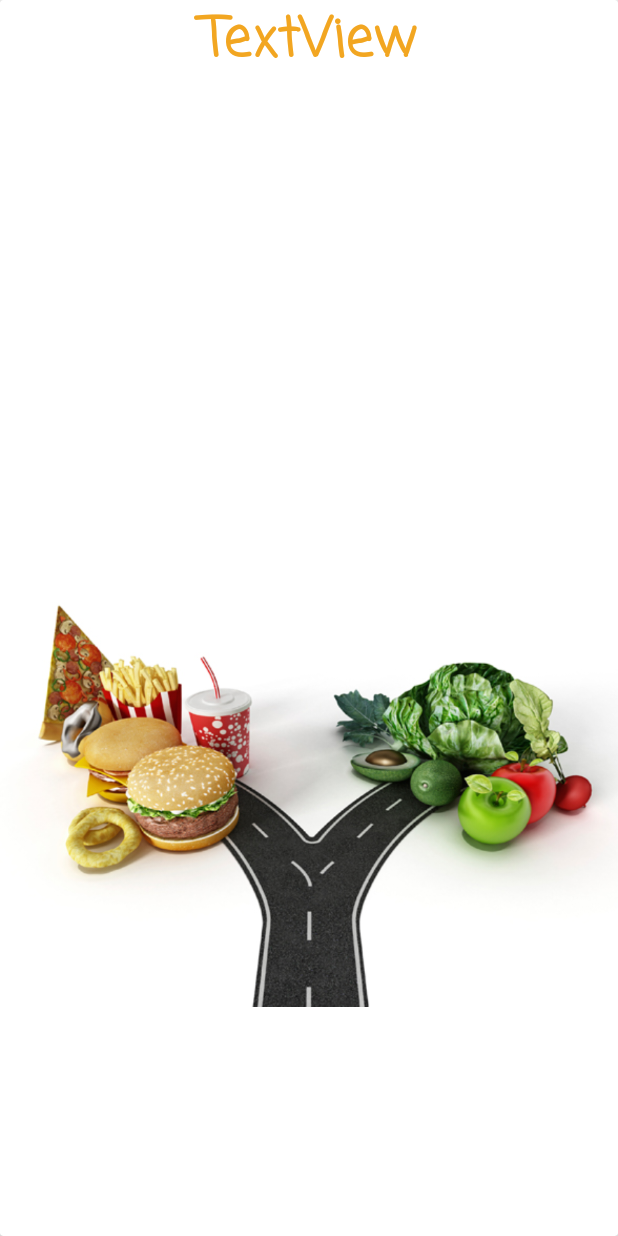
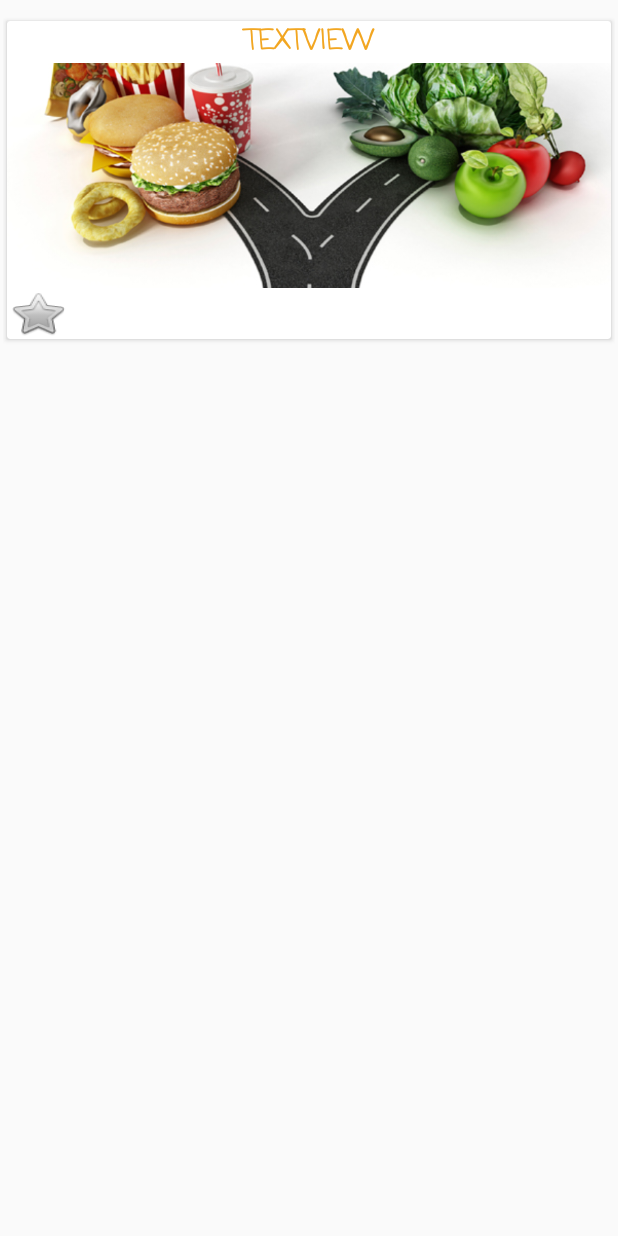
Before and after one commit to DavidAguayo/Proyecto_Clase, an Android app: the layout dietas_item.xml on its own in the app's theme, with its tools: preview values and no code run, on a phone screen of 412 x 824 dp. Run offline under Robolectric (Android 15) with nearby library versions, the phone set to English and light mode, and no system bars.

Commit message:
commit07/05

```diff
--- a/app/src/main/java/com/proyecto/proyecto_clase/Listadietas.java
+++ b/app/src/main/java/com/proyecto/proyecto_clase/Listadietas.java
@@ -4,6 +4,7 @@ import android.content.Intent;
 import android.os.Bundle;
 import android.support.design.widget.FloatingActionButton;
 import android.support.v7.app.AppCompatActivity;
+import android.support.v7.widget.GridLayoutManager;
 import android.support.v7.widget.LinearLayoutManager;
 import android.support.v7.widget.RecyclerView;
 import android.view.GestureDetector;
@@ -38,11 +39,12 @@ public class Listadietas extends AppCompatActivity {
     private List<DietasLista> dietas_item;
     private DietasAdapter dietasAdapter;
 
-    String[] nombre = {"HIPERPROTEICA BLANDA", "Dieta2"};
+    String[] nombre = {"HIPERPROTEICA BLANDA", "Protección gástrica","Astringente pobre en residuos"};
 
     int[] img = {
-            R.drawable.d1,
-            R.drawable.d2
+            R.drawable.hiperproteica,
+            R.drawable.proteccion,
+            R.drawable.d1
     };
 
 
@@ -56,7 +58,9 @@ public class Listadietas extends AppCompatActivity {
             drecyclerView.setHasFixedSize(true);
         }
 
-        dLayoutManager = new LinearLayoutManager(this);
+        //dLayoutManager = new LinearLayoutManager(this);
+
+        dLayoutManager = new GridLayoutManager(this,2);
 
         drecyclerView.setLayoutManager(dLayoutManager);
 
--- a/app/src/main/res/layout/dietas_item.xml
+++ b/app/src/main/res/layout/dietas_item.xml
@@ -2,11 +2,21 @@
 <RelativeLayout xmlns:android="http://schemas.android.com/apk/res/android"
     xmlns:app="http://schemas.android.com/apk/res-auto"
     android:layout_width="match_parent"
-    android:layout_height="match_parent">
+    android:layout_height="wrap_content"
+    android:paddingBottom="10dp"
+    android:paddingLeft="2dp"
+    android:paddingRight="2dp"
+    android:paddingTop="10dp">
 
-    <android.support.v7.widget.CardView
-        android:layout_width="match_parent"
-        android:layout_height="wrap_content" >
+    <android.support.v7.widget.CardView xmlns:card_view="http://schemas.android.com/apk/res-auto"
+    android:id="@+id/card_view"
+    android:layout_width="match_parent"
+    android:layout_height="wrap_content"
+    android:layout_gravity="center"
+    android:clickable="true"
+    android:foreground="?android:attr/selectableItemBackground"
+    card_view:cardCornerRadius="2dp"
+    card_view:cardUseCompatPadding="true">
 
         <RelativeLayout
             android:layout_width="match_parent"
@@ -15,26 +25,47 @@
             <LinearLayout
                 android:orientation="vertical"
                 android:layout_width="match_parent"
-                android:layout_height="match_parent">
+                android:layout_height="wrap_content">
 
                 <TextView
+                    android:id="@+id/nombre"
                     android:text="TextView"
                     android:layout_width="match_parent"
                     android:layout_height="wrap_content"
-                    android:id="@+id/nombre"
-                    android:layout_weight="1"
                     android:textColor="@color/colorAccent"
-                    android:textSize="36sp"
+                    android:textSize="18sp"
                     android:fontFamily="casual"
                     android:textStyle="normal|bold"
-                    android:textAlignment="center" />
+                    android:textAlignment="center"
+                    android:textAllCaps="true"
+                    android:gravity="center"/>
 
                 <ImageView
+                    android:id="@+id/dietasimg"
                     android:layout_width="match_parent"
+                    android:layout_height="150dp"
+                    android:layout_alignParentTop="true"
+                    android:layout_centerHorizontal="true"
+                    android:clickable="true"
+                    android:foreground="?android:attr/selectableItemBackground"
+                    android:scaleType="centerCrop"
+                    app:srcCompat="@drawable/d2"/>
+                <LinearLayout
+                    android:id="@+id/linearLayout"
+                    android:layout_width="wrap_content"
                     android:layout_height="wrap_content"
-                    app:srcCompat="@drawable/d2"
-                    android:id="@+id/dietasimg"
-                    android:layout_weight="1" />
+                    android:layout_alignParentRight="true"
+                    android:layout_marginRight="3dp"
+                    android:orientation="horizontal">
+
+                </LinearLayout>
+
+                <Button
+                    android:layout_width="41dp"
+                    android:layout_height="34dp"
+                    android:id="@+id/button"
+                    android:background="@android:drawable/btn_star_big_off"
+                    android:gravity="end"/>
 
             </LinearLayout>
 
```
